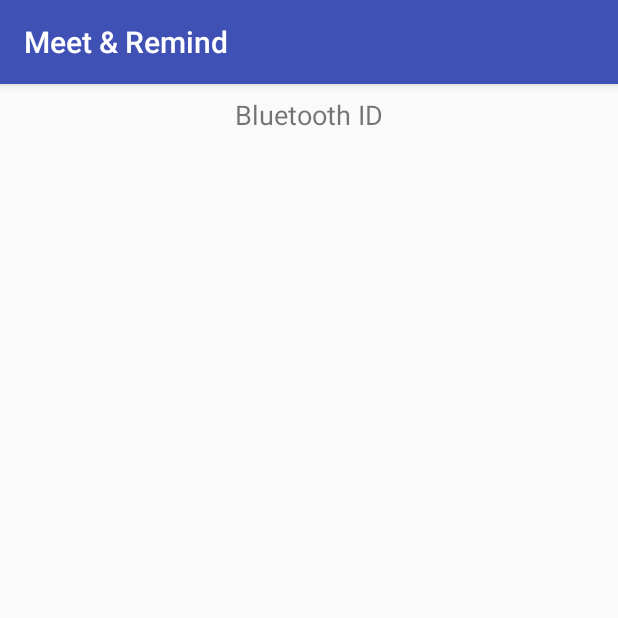
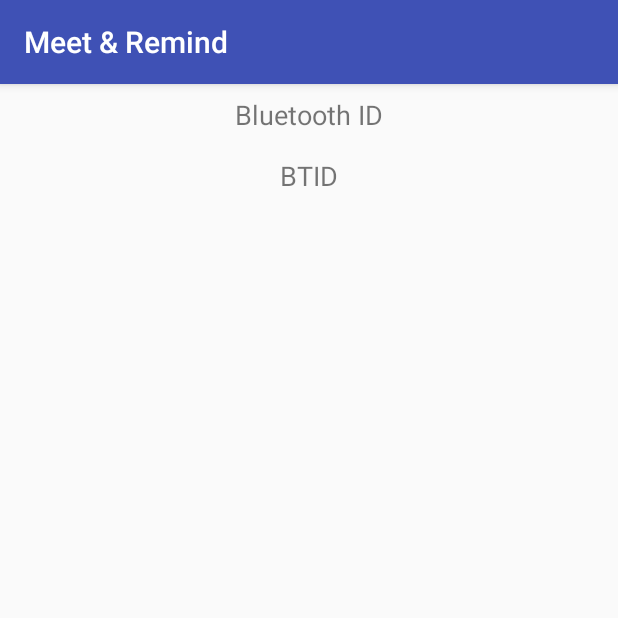
Before and after one commit to JulianSchoem/Meet-and-Remind, an Android app: the contact screen opened directly, with no data from a screen before it, on a phone screen of 412 x 824 dp, the top half of it. Run offline under Robolectric (Android 15) with nearby library versions, the phone set to English and light mode, and no system bars; 1 statement that could not run was skipped.

```diff
--- a/Code/app/src/main/java/com/example/julianschoemaker/eisws1819mayerschoemaker/contact.java
+++ b/Code/app/src/main/java/com/example/julianschoemaker/eisws1819mayerschoemaker/contact.java
@@ -1,12 +1,13 @@
 package com.example.julianschoemaker.eisws1819mayerschoemaker;
 
+import android.content.Intent;
 import android.support.v7.app.AppCompatActivity;
 import android.os.Bundle;
 import android.widget.TextView;
 
 public class contact extends AppCompatActivity {
 
-    public static String BTID;
+    public static String BlueID = "BTID";
 
     TextView textview_bluetoothID;
 
@@ -16,7 +17,9 @@ public class contact extends AppCompatActivity {
         setContentView(R.layout.activity_contact);
 
         textview_bluetoothID = findViewById(R.id.textview_bluetoothID);
-        BTID = getIntent().getExtras().getString(BTID);
-        textview_bluetoothID.setText(BTID);
+
+        BlueID = getIntent().getExtras().getString(BlueID);
+
+        textview_bluetoothID.setText(BlueID);
     }
 }
```
Also changed, not shown: Code/app/src/main/java/com/example/julianschoemaker/eisws1819mayerschoemaker/MainActivity.java (+5 -34 lines).
